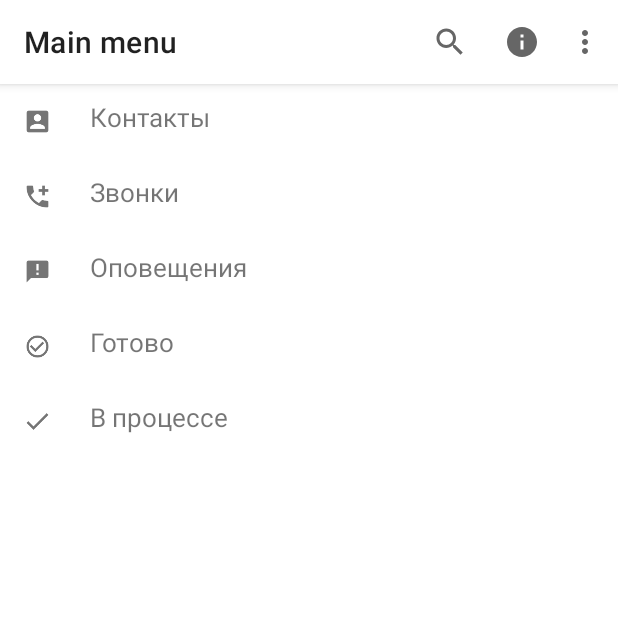
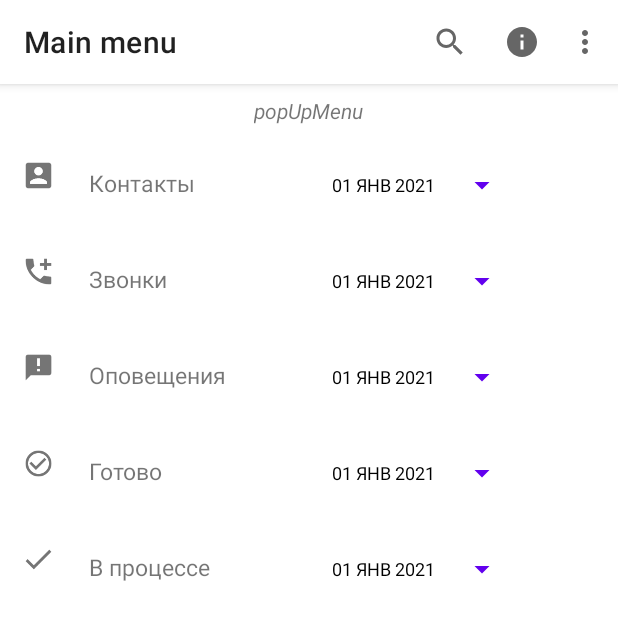
Before and after one commit to Fiskergod/Fragment, an Android app: the screen it shows after launch (MainActivity), on a phone screen of 412 x 824 dp. Shown: the top 620 px of the screen. Run offline under Robolectric (Android 15) with nearby library versions, the phone set to English and light mode, and no system bars.

Commit message:
second menu & dataPicker init.

```diff
--- a/app/src/main/java/com/example/fragment/ListFragment.java
+++ b/app/src/main/java/com/example/fragment/ListFragment.java
@@ -8,11 +8,14 @@ import androidx.annotation.Nullable;
 import androidx.fragment.app.Fragment;
 
 import android.view.LayoutInflater;
+import android.view.MenuItem;
 import android.view.View;
 import android.view.ViewGroup;
 import android.widget.ImageView;
 import android.widget.LinearLayout;
+import android.widget.PopupMenu;
 import android.widget.TextView;
+import android.widget.Toast;
 
 import com.example.fragment.domain.Task;
 import com.example.fragment.domain.TasksRepository;
@@ -72,6 +75,28 @@ public class ListFragment extends Fragment {
                 }
             });
 
+            view.findViewById(R.id.popUp_menu).setOnClickListener(new View.OnClickListener() {
+                @Override
+                public void onClick(View v) {
+                    PopupMenu menu = new PopupMenu(requireContext(), v);
+
+                    requireActivity().getMenuInflater().inflate(R.menu.activity_menu, menu.getMenu());
+
+                    menu.setOnMenuItemClickListener(new PopupMenu.OnMenuItemClickListener() {
+                        @Override
+                        public boolean onMenuItemClick(MenuItem item) {
+                            if (item.getItemId() == R.id.popUp_menu) {
+                                Toast.makeText(requireContext(), "PopUpMenu", Toast.LENGTH_LONG).show();
+                                return true;
+                            }
+                            return false;
+                        }
+                    });
+
+                    menu.show();
+                }
+            });
+
             ImageView image = taskView.findViewById(R.id.icon);
             image.setImageResource(task.getDrawRes());
 
--- a/app/src/main/java/com/example/fragment/MainActivity.java
+++ b/app/src/main/java/com/example/fragment/MainActivity.java
@@ -4,22 +4,60 @@ import androidx.appcompat.app.AppCompatActivity;
 import androidx.fragment.app.Fragment;
 import androidx.fragment.app.FragmentManager;
 
+import android.app.AlertDialog;
+import android.app.DatePickerDialog;
 import android.os.Bundle;
 import android.view.MenuItem;
+import android.view.View;
+import android.widget.Button;
+import android.widget.DatePicker;
 import android.widget.Toast;
 
 import androidx.appcompat.widget.Toolbar;
 
 import com.example.fragment.domain.Task;
 
+import java.util.Calendar;
+
 public class MainActivity extends AppCompatActivity implements ListFragment.OnTaskClicked {
 
     private boolean isLandscape = false;
+    private DatePickerDialog datePickerDialog;
+    private Button dateButton;
 
     @Override
     protected void onCreate(Bundle savedInstanceState) {
         super.onCreate(savedInstanceState);
         setContentView(R.layout.activity_main);
+        initDatePicker();
+        dateButton = findViewById(R.id.datePickerButton);
+
+        // Выделенный код работает, но в эмуляторе скрывает значки главного меню. Не могу понять почему,
+        // укажите на ошибку пожалуйста
+        // Выдает вот такое дело:
+        // E/: [ZeroHung]zrhung_get_config: Get config failed for wp[0x0102]
+        // E/MemoryLeakMonitorManager: MemoryLeakMonitor.jar is not exist!
+        // E/AwareLog: AtomicFileUtils: readFileLines file not exist: android.util.AtomicFile@772d1b
+
+        /*Toolbar toolbar = findViewById(R.id.toolbar);
+
+        setSupportActionBar(toolbar);
+
+        toolbar.setOnMenuItemClickListener(new Toolbar.OnMenuItemClickListener() {
+            @Override
+            public boolean onMenuItemClick(MenuItem item) {
+                if (item.getItemId() == R.id.action_sort) {
+                    Toast.makeText(MainActivity.this, "Action Sort", Toast.LENGTH_SHORT).show();
+                    return true;
+                }
+
+                if (item.getItemId() == R.id.action_info) {
+                    Toast.makeText(MainActivity.this, "Action Info", Toast.LENGTH_SHORT).show();
+                    return true;
+                }
+                return false;
+            }
+        });*/
 
         isLandscape = getResources().getBoolean(R.bool.isLand);
 
@@ -34,6 +72,36 @@ public class MainActivity extends AppCompatActivity implements ListFragment.OnTa
                         .commit();
             }
         }
+    }
+
+    private void initDatePicker() {
+
+        DatePickerDialog.OnDateSetListener dateSetListener = new DatePickerDialog.OnDateSetListener() {
+            @Override
+            public void onDateSet(DatePicker view, int year, int month, int day) {
+                month += 1;
+                String date = makeDateString(day, month, year);
+                dateButton.setText(date);
+            }
+        };
+
+        Calendar calendar = Calendar.getInstance();
+        int year = calendar.get(Calendar.YEAR);
+        int month = calendar.get(Calendar.MONTH);
+        int day = calendar.get(Calendar.DAY_OF_MONTH);
+
+        int style = AlertDialog.THEME_HOLO_DARK;
+
+        datePickerDialog = new DatePickerDialog(this, style, dateSetListener, year, month, day);
+
+    }
+
+    private String makeDateString(int day, int month, int year) {
+        return day + " " + month + " " + year;
+    }
+
+    public void openDatePicker(View view) {
+        datePickerDialog.show();
     }
 
     @Override
--- /dev/null
+++ b/app/src/main/res/drawable/ic_baseline_support_24.xml
@@ -0,0 +1,10 @@
+<vector xmlns:android="http://schemas.android.com/apk/res/android"
+    android:width="24dp"
+    android:height="24dp"
+    android:viewportWidth="24"
+    android:viewportHeight="24"
+    android:tint="?attr/colorControlNormal">
+  <path
+      android:fillColor="@android:color/white"
+      android:pathData="M12,2C6.48,2 2,6.48 2,12c0,5.52 4.48,10 10,10s10,-4.48 10,-10C22,6.48 17.52,2 12,2zM19.46,9.12l-2.78,1.15c-0.51,-1.36 -1.58,-2.44 -2.95,-2.94l1.15,-2.78C16.98,5.35 18.65,7.02 19.46,9.12zM12,15c-1.66,0 -3,-1.34 -3,-3s1.34,-3 3,-3s3,1.34 3,3S13.66,15 12,15zM9.13,4.54l1.17,2.78c-1.38,0.5 -2.47,1.59 -2.98,2.97L4.54,9.13C5.35,7.02 7.02,5.35 9.13,4.54zM4.54,14.87l2.78,-1.15c0.51,1.38 1.59,2.46 2.97,2.96l-1.17,2.78C7.02,18.65 5.35,16.98 4.54,14.87zM14.88,19.46l-1.15,-2.78c1.37,-0.51 2.45,-1.59 2.95,-2.97l2.78,1.17C18.65,16.98 16.98,18.65 14.88,19.46z"/>
+</vector>
--- a/app/src/main/res/layout/activity_main.xml
+++ b/app/src/main/res/layout/activity_main.xml
@@ -16,8 +16,8 @@
             android:layout_width="match_parent"
             android:layout_height="wrap_content"
             android:background="@color/design_default_color_background"
-            app:title="Main menu"
-            app:menu="@menu/activity_menu" />
+            app:menu="@menu/activity_menu"
+            app:title="Main menu" />
 
     </com.google.android.material.appbar.AppBarLayout>
 
--- a/app/src/main/res/layout/fragment_list.xml
+++ b/app/src/main/res/layout/fragment_list.xml
@@ -9,5 +9,16 @@
         android:layout_width="match_parent"
         android:layout_height="match_parent"
         android:orientation="vertical"
-        tools:context=".ListFragment" />
+        tools:context=".ListFragment">
+
+        <TextView
+            android:id="@+id/popUp_menu"
+            android:layout_width="wrap_content"
+            android:layout_height="wrap_content"
+            android:layout_gravity="center"
+            android:layout_margin="@dimen/margin"
+            android:text="@string/menu"
+            android:textStyle="italic" />
+
+    </LinearLayout>
 </androidx.core.widget.NestedScrollView>
--- a/app/src/main/res/layout/item_deal.xml
+++ b/app/src/main/res/layout/item_deal.xml
@@ -1,24 +1,34 @@
 <?xml version="1.0" encoding="utf-8"?>
-<LinearLayout
-    xmlns:android="http://schemas.android.com/apk/res/android"
+<LinearLayout xmlns:android="http://schemas.android.com/apk/res/android"
+    xmlns:tools="http://schemas.android.com/tools"
     android:layout_width="match_parent"
     android:layout_height="wrap_content"
-    xmlns:tools="http://schemas.android.com/tools"
     android:orientation="horizontal">
 
     <ImageView
         android:id="@+id/icon"
         android:layout_width="@dimen/icon_size"
         android:layout_height="@dimen/icon_size"
-        tools:src="@drawable/ic_account_box"
-        android:layout_margin="@dimen/margin"/>
+        android:layout_margin="@dimen/margin"
+        tools:src="@drawable/ic_account_box" />
 
     <TextView
         android:id="@+id/task_name"
-        android:layout_width="match_parent"
+        android:layout_width="130dp"
         android:layout_height="wrap_content"
-        tools:text="Contacts"
         android:layout_margin="@dimen/margin"
-        android:textSize="@dimen/text_size"/>
+        android:textSize="@dimen/text_size"
+        tools:text="Contacts" />
+
+    <Button
+        android:id="@+id/datePickerButton"
+        style="?android:spinnerStyle"
+        android:layout_width="140dp"
+        android:layout_height="wrap_content"
+        android:text="@string/date"
+        android:textColor="@color/black"
+        android:layout_margin="@dimen/margin"
+        android:textSize="@dimen/date_text_size"
+        android:onClick="openDatePicker"/>
 
 </LinearLayout>
--- a/app/src/main/res/values/dimens.xml
+++ b/app/src/main/res/values/dimens.xml
@@ -1,6 +1,7 @@
 <?xml version="1.0" encoding="utf-8"?>
 <resources>
-    <dimen name="icon_size">30dp</dimen>
-    <dimen name="margin">10dp</dimen>
-    <dimen name="text_size">17sp</dimen>
+    <dimen name="icon_size">35dp</dimen>
+    <dimen name="margin">8dp</dimen>
+    <dimen name="text_size">15sp</dimen>
+    <dimen name="date_text_size">12sp</dimen>
 </resources>
--- a/app/src/main/res/values/strings.xml
+++ b/app/src/main/res/values/strings.xml
@@ -10,4 +10,6 @@
     <string name="info">info</string>
     <string name="sidebar">sidebar</string>
     <string name="menu_clear">clear</string>
+    <string name="date">01 ЯНВ 2021</string>
+    <string name="menu">popUpMenu</string>
 </resources>
```
